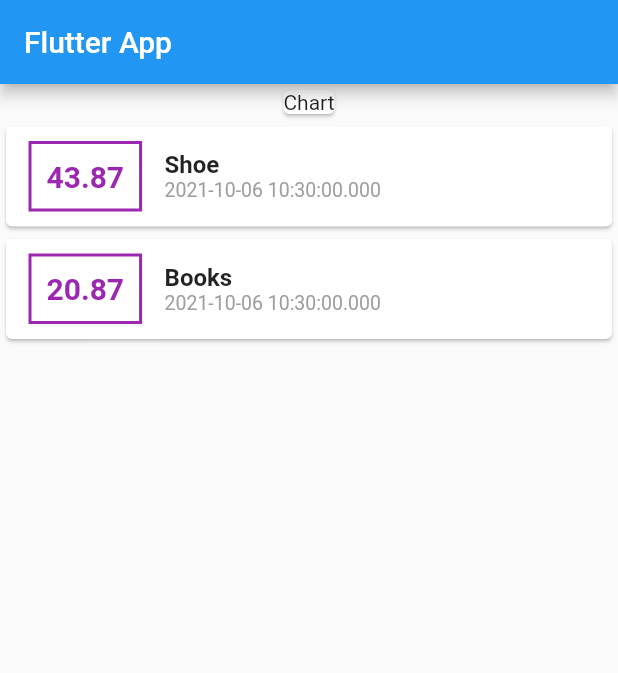
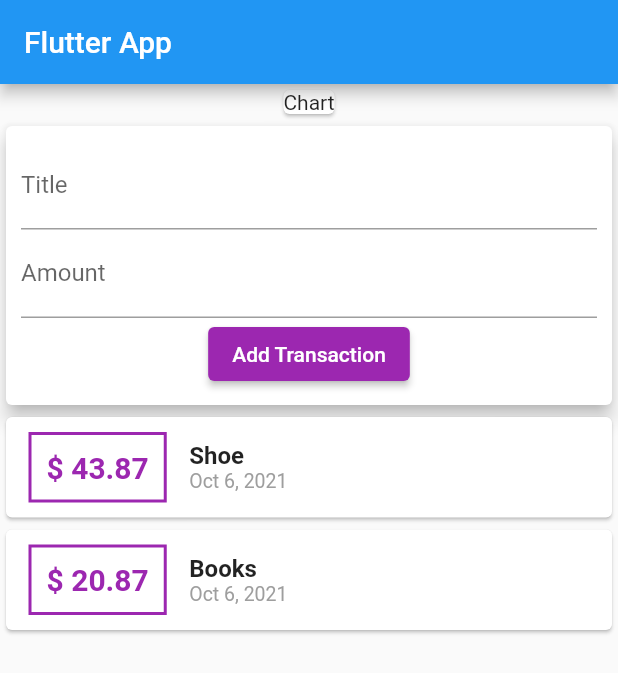
Before and after one commit to XxThunderBlastxX/expense-app, a Flutter app: the screen it shows after launch, on a phone screen of 412 x 824 dp. Shown: the top 673 px of the screen. Run offline on Flutter 3.47's test engine with Material 2 defaults, Android fonts, the phone set to English and light mode, and no system bars.

Commit message:
added new trasactionFeature

```diff
--- a/lib/main.dart
+++ b/lib/main.dart
@@ -1,6 +1,6 @@
 import 'package:flutter/material.dart';
 
-import './transactionModel.dart';
+import './widgets/user_transaction.dart';
 
 void main() => runApp(MyApp());
 
@@ -16,12 +16,7 @@ class MyApp extends StatelessWidget {
 
 class MyHomePage extends StatelessWidget {
   //Variables
-  final List<TransactionModel> transactions = [
-    TransactionModel(
-        id: 't1', title: 'Shoe', amount: 43.87, date: DateTime.now()),
-    TransactionModel(
-        id: 't2', title: 'Books', amount: 20.87, date: DateTime.now()),
-  ];
+
   @override
   Widget build(BuildContext context) {
     return Scaffold(
@@ -33,50 +28,9 @@ class MyHomePage extends StatelessWidget {
           Card(
             child: Text("Chart"),
           ),
-            Column(
-              children: transactions.map((tx) {
-                return Card(
-                    child: Row(
-                  children: <Widget>[
-                    Container(
-                      child: Text(
-                        tx.amount.toString(),
-                        style: TextStyle(
-                            fontWeight: FontWeight.bold,
-                            fontSize: 20,
-                            color: Colors.purple),
+          UserTransactions(),
+        ],
       ),
-                      margin:
-                          EdgeInsets.symmetric(vertical: 10, horizontal: 15),
-                      decoration: BoxDecoration(
-                        border: Border.all(
-                          color: Colors.purple,
-                          width: 2,
-                        ),
-                      ),
-                      padding: EdgeInsets.all(10),
-                    ),
-                    Column(
-                      crossAxisAlignment: CrossAxisAlignment.start,
-                      children: <Widget>[
-                        Text(
-                          tx.title.toString(),
-                          style: TextStyle(
-                            fontSize: 16,
-                            fontWeight: FontWeight.bold,
-                          ),
-                        ),
-                        Text(
-                          tx.date.toString(),
-                          style: TextStyle(color: Colors.grey, fontSize: 13),
-                        ),
-                      ],
-                    )
-                  ],
-                ));
-              }).toList(),
-            ),
-          ],
-        ));
+    );
   }
 }
--- /dev/null
+++ b/lib/widgets/new_transaction.dart
@@ -0,0 +1,47 @@
+import 'package:flutter/material.dart';
+
+class NewTransaction extends StatelessWidget {
+  //Variables
+  final Function addTx;
+  final TextEditingController titleController = TextEditingController();
+  final TextEditingController amountController = TextEditingController();
+  //Constructor
+  NewTransaction(this.addTx);
+  @override
+  Widget build(BuildContext context) {
+    return Card(
+      elevation: 5,
+      child: Container(
+        padding: EdgeInsets.all(10),
+        child: Column(
+          children: [
+            TextField(
+              decoration: InputDecoration(labelText: 'Title'),
+              controller: titleController,
+              // onChanged: (val) {
+              //   this.titleInput = val;
+              // },
+            ),
+            TextField(
+              decoration: InputDecoration(labelText: 'Amount'),
+              controller: amountController,
+              // onChanged: (val) {
+              //   amountInput = val;
+              // },
+            ),
+            ElevatedButton(
+              onPressed: () {
+                addTx(
+                    titleController.text, double.parse(amountController.text));
+              },
+              child: Text(
+                "Add Transaction",
+              ),
+              style: ElevatedButton.styleFrom(primary: Colors.purple),
+            ),
+          ],
+        ),
+      ),
+    );
+  }
+}
--- /dev/null
+++ b/lib/widgets/transaction_list.dart
@@ -0,0 +1,58 @@
+import 'package:flutter/material.dart';
+import 'package:intl/intl.dart';
+
+import '../models/transactionModel.dart';
+
+class TransactionList extends StatelessWidget {
+  //Variables
+  final List<TransactionModel> transactions;
+
+  //Constructor
+  TransactionList(this.transactions);
+
+  @override
+  Widget build(BuildContext context) {
+    return Column(
+      children: transactions.map((tx) {
+        return Card(
+            child: Row(
+          children: <Widget>[
+            Container(
+              child: Text(
+                '\$ ${tx.amount}',
+                style: TextStyle(
+                    fontWeight: FontWeight.bold,
+                    fontSize: 20,
+                    color: Colors.purple),
+              ),
+              margin: EdgeInsets.symmetric(vertical: 10, horizontal: 15),
+              decoration: BoxDecoration(
+                border: Border.all(
+                  color: Colors.purple,
+                  width: 2,
+                ),
+              ),
+              padding: EdgeInsets.all(10),
+            ),
+            Column(
+              crossAxisAlignment: CrossAxisAlignment.start,
+              children: <Widget>[
+                Text(
+                  tx.title.toString(),
+                  style: TextStyle(
+                    fontSize: 16,
+                    fontWeight: FontWeight.bold,
+                  ),
+                ),
+                Text(
+                  DateFormat.yMMMd().format(tx.date as DateTime),
+                  style: TextStyle(color: Colors.grey, fontSize: 13),
+                ),
+              ],
+            )
+          ],
+        ));
+      }).toList(),
+    );
+  }
+}
--- /dev/null
+++ b/lib/widgets/user_transaction.dart
@@ -0,0 +1,43 @@
+import 'package:flutter/material.dart';
+
+import './new_transaction.dart';
+import './transaction_list.dart';
+import '../models/transactionModel.dart';
+
+class UserTransactions extends StatefulWidget {
+  @override
+  _UserTransactionsState createState() => _UserTransactionsState();
+}
+
+class _UserTransactionsState extends State<UserTransactions> {
+  //Variables
+  final List<TransactionModel> _userTransactions = [
+    TransactionModel(
+        id: 't1', title: 'Shoe', amount: 43.87, date: DateTime.now()),
+    TransactionModel(
+        id: 't2', title: 'Books', amount: 20.87, date: DateTime.now()),
+  ];
+
+  //Functions
+  void _addNewTransaction(String txTitle, double txAmount) {
+    final newTx = TransactionModel(
+      title: txTitle,
+      amount: txAmount,
+      date: DateTime.now(),
+      id: DateTime.now().toString(),
+    );
+    setState(() {
+      _userTransactions.add(newTx);
+    });
+  }
+
+  @override
+  Widget build(BuildContext context) {
+    return Column(
+      children: [
+        NewTransaction(_addNewTransaction),
+        TransactionList(_userTransactions)
+      ],
+    );
+  }
+}
--- a/pubspec.yaml
+++ b/pubspec.yaml
@@ -18,7 +18,7 @@ publish_to: 'none' # Remove this line if you wish to publish to pub.dev
 version: 1.0.0+1
 
 environment:
-  sdk: ">=2.11.0 <3.0.0"
+  sdk: ">=2.12.0 <3.0.0"
 
 dependencies:
   flutter:
@@ -28,6 +28,7 @@ dependencies:
   # The following adds the Cupertino Icons font to your application.
   # Use with the CupertinoIcons class for iOS style icons.
   cupertino_icons: ^1.0.2
+  intl: ^0.17.0
 
 dev_dependencies:
   flutter_test:
```
Also changed, not shown: lib/models/transactionModel.dart (renamed from lib/transactionModel.dart), pubspec.lock. Lines whose indentation alone changed are shown as unchanged.
